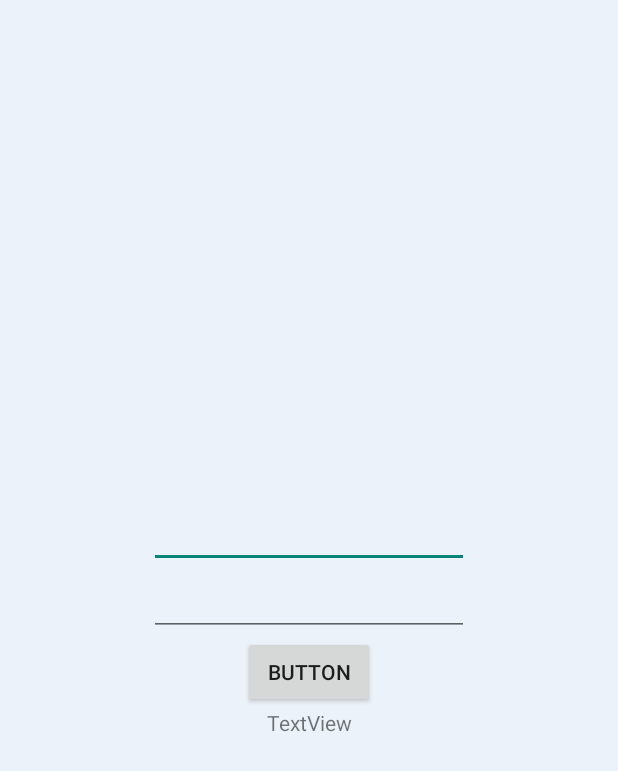
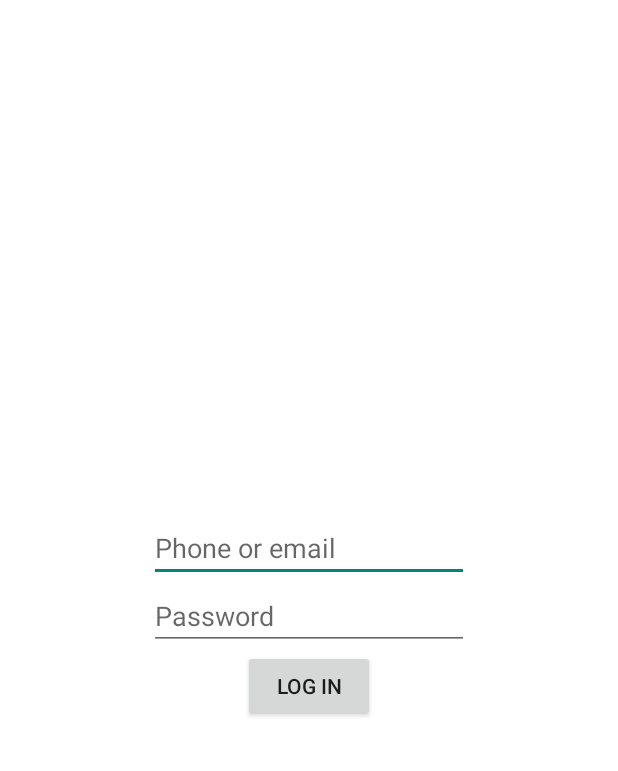
Before and after one commit to Gohryt/Sapphire.android, an Android app: the screen it shows after launch (Main), on a phone screen of 412 x 824 dp. Shown: the top 771 px of the screen. Run offline under Robolectric (Android 15) with nearby library versions, the phone set to English and light mode, and no system bars; 3 statements that could not run were skipped.

Commit message:
2020.11.5.1

```diff
--- a/app/build.gradle
+++ b/app/build.gradle
@@ -12,7 +12,7 @@ android {
         minSdkVersion 28
         targetSdkVersion 30
         versionCode 1
-        versionName '2020.11.3.1'
+        versionName '2020.11.5.1'
         testInstrumentationRunner "androidx.test.runner.AndroidJUnitRunner"
         multiDexEnabled false
     }
@@ -21,6 +21,9 @@ android {
             minifyEnabled true
             proguardFiles getDefaultProguardFile('proguard-android-optimize.txt'), 'proguard-rules.pro'
             multiDexEnabled false
+            debuggable false
+            renderscriptDebuggable false
+            jniDebuggable false
         }
     }
     compileOptions {
--- a/app/src/main/AndroidManifest.xml
+++ b/app/src/main/AndroidManifest.xml
@@ -8,7 +8,7 @@
     <application
         android:allowBackup="false"
         android:icon="@mipmap/icon"
-        android:label="@string/project_name"
+        android:label="@string/name"
         android:roundIcon="@mipmap/icon_round"
         android:theme="@style/Sapphire"
         android:supportsRtl="true">
--- a/app/src/main/java/com/gohryt/sapphire/Main.kt
+++ b/app/src/main/java/com/gohryt/sapphire/Main.kt
@@ -3,6 +3,7 @@ package com.gohryt.sapphire
 import android.os.Bundle
 import android.provider.Settings.Secure
 import android.view.View
+import android.widget.Toast
 import androidx.appcompat.app.AppCompatActivity
 import kotlinx.android.synthetic.main.main.*
 import libgo.*
@@ -31,9 +32,23 @@ class Main : AppCompatActivity() {
         session = Libgo.setSession()
         properties = Libgo.setProperties()
         splash.visibility = View.GONE
-        button.setOnClickListener {
-            Libgo.auth(editTextPhone.text.toString(), editTextTextPassword.text.toString())
-            textView.text = session.accessToken
+        logIn.visibility = View.VISIBLE
+    }
+    fun auth(view: View) {
+        val auth = Libgo.auth(logIn_username.text.toString(), logIn_password.text.toString())
+        when {
+            auth.error == "invalid_client" && auth.errorType == "username_or_password_is_incorrect" -> {
+                Toast.makeText(applicationContext, R.string.logInErrorIncorrect, Toast.LENGTH_SHORT).show()
+            }
+            auth.error == "need_validation" &&  auth.validationSid != "" && auth.redirectURI != "" -> {
+                Toast.makeText(applicationContext, R.string.logInError2fa, Toast.LENGTH_SHORT).show()
+            }
+            auth.error != "" -> {
+                Toast.makeText(applicationContext, R.string.logInErrorUnknown, Toast.LENGTH_SHORT).show()
+            }
+            else -> {
+                Toast.makeText(applicationContext, auth.toString(), Toast.LENGTH_SHORT).show()
+            }
         }
     }
 }
--- a/app/src/main/res/drawable/splash_logo.xml
+++ b/app/src/main/res/drawable/splash_logo.xml
@@ -1,6 +1,6 @@
 <vector android:autoMirrored="true" android:height="144dp"
     android:viewportHeight="512" android:viewportWidth="512"
     android:width="144dp" xmlns:android="http://schemas.android.com/apk/res/android">
-    <path android:fillColor="@color/colorAccent" android:fillType="evenOdd"
+    <path android:fillColor="@color/textAccent" android:fillType="evenOdd"
         android:pathData="M75,104H19c-16,0 -19,8 -19,16 0,15 19,88 88,186 47,66 112,102 171,102 36,0 40,-8 40,-22v-50c0,-16 4,-19 15,-19 8,0 22,4 56,36 38,38 44,55 65,55h56c16,0 24,-8 20,-24 -5,-16 -23,-38 -48,-65 -13,-16 -32,-32 -38,-41 -8,-10 -6,-15 0,-25 0,0 68,-96 75,-128 4,-12 0,-21 -17,-21h-56c-14,0 -21,8 -24,16 0,0 -29,69 -69,114 -13,13 -19,18 -26,18 -4,0 -9,-5 -9,-16V125c0,-15 -4,-21 -16,-21h-88c-9,0 -14,7 -14,13 0,13 20,16 22,54v83c0,18 -3,21 -10,21 -19,0 -65,-69 -93,-149 -5,-16 -10,-22 -25,-22z" android:strokeLineJoin="round"/>
 </vector>
--- a/app/src/main/res/layout/main.xml
+++ b/app/src/main/res/layout/main.xml
@@ -6,16 +6,20 @@
 
     <androidx.constraintlayout.widget.Group
         android:id="@+id/splash"
-        android:layout_width="wrap_content"
-        android:layout_height="wrap_content"
+        android:layout_width="fill_parent"
+        android:layout_height="fill_parent"
         android:visibility="gone"
-        app:constraint_referenced_ids="splash_logo,splash_name" />
+        app:constraint_referenced_ids="splash_logo,splash_name"
+        app:layout_constraintStart_toStartOf="parent"
+        app:layout_constraintTop_toTopOf="parent"
+        app:layout_constraintBottom_toBottomOf="parent"
+        app:layout_constraintEnd_toEndOf="parent" />
 
     <ImageView
         android:id="@+id/splash_logo"
         android:layout_width="96sp"
         android:layout_height="96sp"
-        android:contentDescription="@string/project_name"
+        android:contentDescription="@string/name"
         android:padding="4dp"
         app:layout_constraintBottom_toTopOf="@+id/splash_name"
         app:layout_constraintEnd_toEndOf="parent"
@@ -30,54 +34,60 @@
         android:layout_width="wrap_content"
         android:layout_height="wrap_content"
         android:padding="4dp"
-        android:text="@string/project_name"
+        android:text="@string/name"
         android:theme="@style/Sapphire.SplashName"
         app:layout_constraintBottom_toBottomOf="parent"
         app:layout_constraintEnd_toEndOf="parent"
         app:layout_constraintStart_toStartOf="parent"
         app:layout_constraintTop_toBottomOf="@id/splash_logo" />
 
+    <androidx.constraintlayout.widget.Group
+        android:id="@+id/logIn"
+        android:layout_width="fill_parent"
+        android:layout_height="fill_parent"
+        android:visibility="gone"
+        app:constraint_referenced_ids="logIn_username,logIn_password,logIn_submit"
+        app:layout_constraintStart_toStartOf="parent"
+        app:layout_constraintTop_toTopOf="parent"
+        app:layout_constraintBottom_toBottomOf="parent"
+        app:layout_constraintEnd_toEndOf="parent" />
+
     <EditText
-        android:id="@+id/editTextPhone"
+        android:id="@+id/logIn_username"
         android:layout_width="wrap_content"
         android:layout_height="wrap_content"
         android:ems="10"
-        android:inputType="phone"
-        app:layout_constraintBottom_toTopOf="@+id/editTextTextPassword"
+        android:inputType="text"
+        android:hint="@string/logInHintUsername"
+        app:layout_constraintBottom_toTopOf="@+id/logIn_password"
         app:layout_constraintEnd_toEndOf="parent"
         app:layout_constraintStart_toStartOf="parent"
         app:layout_constraintTop_toTopOf="parent"
-        app:layout_constraintVertical_chainStyle="packed" />
+        app:layout_constraintVertical_chainStyle="packed"
+        android:autofillHints="username" />
 
     <EditText
-        android:id="@+id/editTextTextPassword"
+        android:id="@+id/logIn_password"
         android:layout_width="wrap_content"
         android:layout_height="wrap_content"
         android:ems="10"
         android:inputType="textPassword"
-        app:layout_constraintBottom_toTopOf="@+id/button"
+        android:hint="@string/logInHintPassword"
+        app:layout_constraintBottom_toTopOf="@+id/logIn_submit"
         app:layout_constraintEnd_toEndOf="parent"
         app:layout_constraintStart_toStartOf="parent"
-        app:layout_constraintTop_toBottomOf="@+id/editTextPhone" />
+        app:layout_constraintTop_toBottomOf="@+id/logIn_username"
+        android:autofillHints="password" />
 
     <Button
-        android:id="@+id/button"
+        android:id="@+id/logIn_submit"
         android:layout_width="wrap_content"
         android:layout_height="wrap_content"
-        android:text="Button"
-        app:layout_constraintBottom_toTopOf="@+id/textView"
-        app:layout_constraintEnd_toEndOf="parent"
-        app:layout_constraintStart_toStartOf="parent"
-        app:layout_constraintTop_toBottomOf="@+id/editTextTextPassword" />
-
-    <TextView
-        android:id="@+id/textView"
-        android:layout_width="wrap_content"
-        android:layout_height="wrap_content"
-        android:text="TextView"
+        android:onClick="auth"
+        android:text="@string/logIn"
         app:layout_constraintBottom_toBottomOf="parent"
         app:layout_constraintEnd_toEndOf="parent"
         app:layout_constraintStart_toStartOf="parent"
-        app:layout_constraintTop_toBottomOf="@+id/button" />
+        app:layout_constraintTop_toBottomOf="@+id/logIn_password" />
 
 </androidx.constraintlayout.widget.ConstraintLayout>
--- a/app/src/main/res/values-night/colors.xml
+++ b/app/src/main/res/values-night/colors.xml
@@ -2,8 +2,7 @@
 <resources>
     <color name="iconBackground">#ffffff</color>
     <color name="iconAccent">#007FFF</color>
-    <color name="backgroundMain">#060d13</color>
-    <color name="backgroundBackground">#000000</color>
-    <color name="colorMain">#808080</color>
-    <color name="colorAccent">#007FFF</color>
+    <color name="background">#060d13</color>
+    <color name="text">#808080</color>
+    <color name="textAccent">#007FFF</color>
 </resources>
--- a/app/src/main/res/values-night/themes.xml
+++ b/app/src/main/res/values-night/themes.xml
@@ -1,14 +1,14 @@
 <resources>
     <style name="Sapphire" parent="Theme.AppCompat.DayNight.NoActionBar">
-        <item name="android:statusBarColor">@color/backgroundBackground</item>
+        <item name="android:statusBarColor">@color/background</item>
         <item name="android:windowLightStatusBar">false</item>
-        <item name="android:windowBackground">@color/backgroundBackground</item>
-        <item name="android:navigationBarColor">@color/backgroundBackground</item>
+        <item name="android:windowBackground">@color/background</item>
+        <item name="android:navigationBarColor">@color/background</item>
         <item name="android:windowLightNavigationBar">false</item>
     </style>
     <style name="Sapphire.SplashName" parent="Theme.AppCompat.DayNight.NoActionBar">
         <item name="android:textSize">20sp</item>
         <item name="android:textFontWeight">900</item>
-        <item name="android:textColor">@color/colorMain</item>
+        <item name="android:textColor">@color/text</item>
     </style>
 </resources>
--- a/app/src/main/res/values/colors.xml
+++ b/app/src/main/res/values/colors.xml
@@ -2,8 +2,7 @@
 <resources>
     <color name="iconBackground">#ffffff</color>
     <color name="iconAccent">#007FFF</color>
-    <color name="backgroundMain">#ffffff</color>
-    <color name="backgroundBackground">#ecf2f9</color>
-    <color name="colorMain">#808080</color>
-    <color name="colorAccent">#007FFF</color>
+    <color name="background">#ffffff</color>
+    <color name="text">#808080</color>
+    <color name="textAccent">#007FFF</color>
 </resources>
--- a/app/src/main/res/values/strings.xml
+++ b/app/src/main/res/values/strings.xml
@@ -1,3 +1,10 @@
 <resources>
-    <string name="project_name">Sapphire</string>
+    <string name="name">Sapphire</string>
+    <string name="logIn">Log in</string>
+    <string name="logInErrorIncorrect">You entered an invalid username or password</string>
+    <string name="logInConfirm">Confirm</string>
+    <string name="logInErrorUnknown">An unknown error occurred</string>
+    <string name="logInHintUsername">Phone or email</string>
+    <string name="logInHintPassword">Password</string>
+    <string name="logInError2fa">2fa is not supported</string>
 </resources>
--- a/app/src/main/res/values/themes.xml
+++ b/app/src/main/res/values/themes.xml
@@ -1,14 +1,14 @@
 <resources>
     <style name="Sapphire" parent="Theme.AppCompat.DayNight.NoActionBar">
-        <item name="android:statusBarColor">@color/backgroundBackground</item>
+        <item name="android:statusBarColor">@color/background</item>
         <item name="android:windowLightStatusBar">true</item>
-        <item name="android:windowBackground">@color/backgroundBackground</item>
-        <item name="android:navigationBarColor">@color/backgroundBackground</item>
+        <item name="android:windowBackground">@color/background</item>
+        <item name="android:navigationBarColor">@color/background</item>
         <item name="android:windowLightNavigationBar">true</item>
     </style>
     <style name="Sapphire.SplashName" parent="Theme.AppCompat.DayNight.NoActionBar">
         <item name="android:textSize">20sp</item>
         <item name="android:textFontWeight">900</item>
-        <item name="android:textColor">@color/colorMain</item>
+        <item name="android:textColor">@color/text</item>
     </style>
 </resources>
```
Also changed, not shown: 1 other file.
